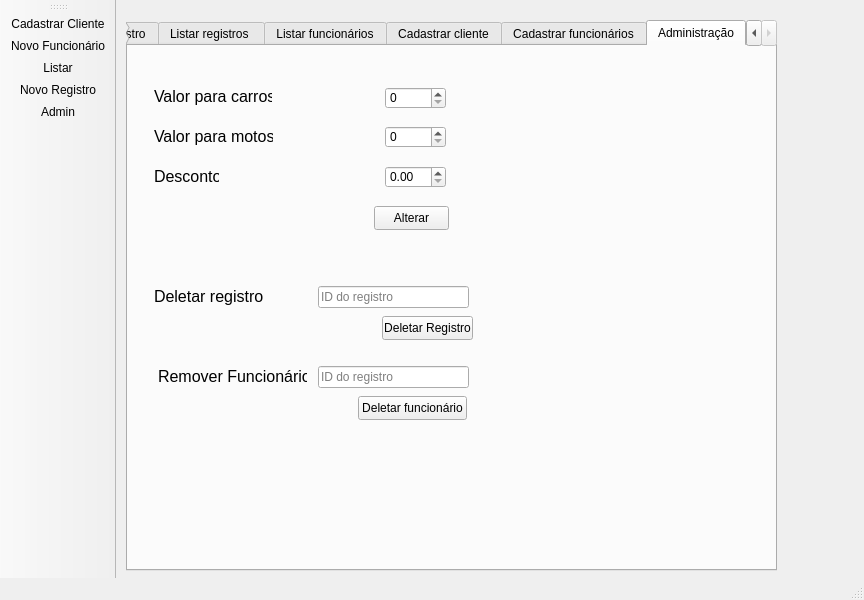
This is src/UI_Estacionamento.ui in zBl4ckUser/proj-estacionamento as Qt 5 draws it before an edit. The edited form follows.
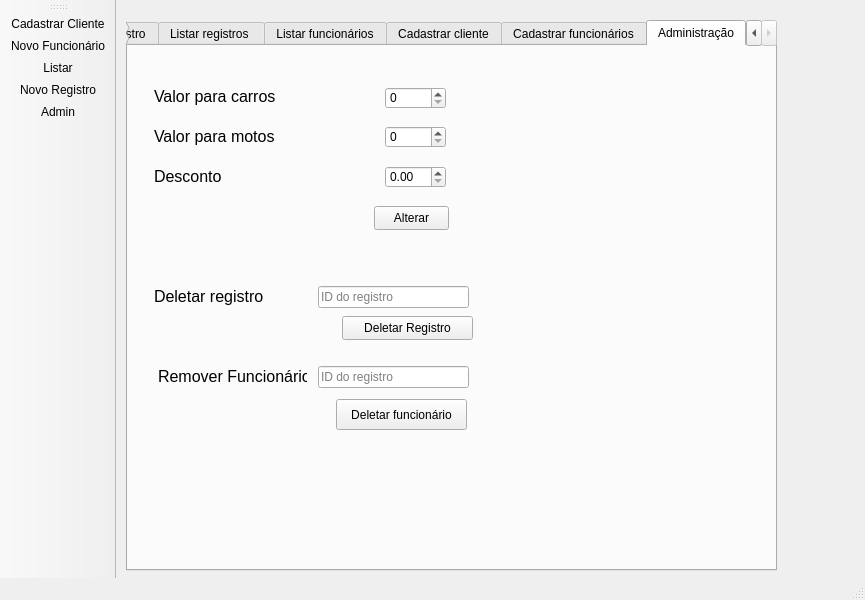
This is the edited form. The open tabs and pages were chosen to show the change. Icons and pictures are not drawn.

Commit message: Format CPF

The edit to the form file:
```diff
--- a/src/UI_Estacionamento.ui
+++ b/src/UI_Estacionamento.ui
@@ -6,7 +6,7 @@
    <rect>
     <x>0</x>
     <y>0</y>
-    <width>864</width>
+    <width>865</width>
     <height>600</height>
    </rect>
   </property>
@@ -750,7 +750,7 @@
        <rect>
         <x>26</x>
         <y>40</y>
-        <width>118</width>
+        <width>151</width>
         <height>21</height>
        </rect>
       </property>
@@ -768,7 +768,7 @@
        <rect>
         <x>26</x>
         <y>80</y>
-        <width>119</width>
+        <width>151</width>
         <height>21</height>
        </rect>
       </property>
@@ -786,7 +786,7 @@
        <rect>
         <x>26</x>
         <y>120</y>
-        <width>65</width>
+        <width>81</width>
         <height>21</height>
        </rect>
       </property>
@@ -798,6 +798,9 @@
       <property name="text">
        <string>Desconto</string>
       </property>
+      <property name="wordWrap">
+       <bool>false</bool>
+      </property>
      </widget>
      <widget class="QSpinBox" name="spbCarro">
       <property name="geometry">
@@ -894,9 +897,9 @@
      <widget class="QPushButton" name="btnDeletar">
       <property name="geometry">
        <rect>
-        <x>254</x>
+        <x>214</x>
         <y>270</y>
-        <width>91</width>
+        <width>131</width>
         <height>24</height>
        </rect>
       </property>
@@ -907,10 +910,10 @@
      <widget class="QPushButton" name="btnRem_Func">
       <property name="geometry">
        <rect>
-        <x>230</x>
-        <y>350</y>
-        <width>109</width>
-        <height>24</height>
+        <x>208</x>
+        <y>353</y>
+        <width>131</width>
+        <height>31</height>
        </rect>
       </property>
       <property name="text">
```
Left out of the diff: 14 changed lines with no effect on the pictures. The commit also changes 2 other files.
